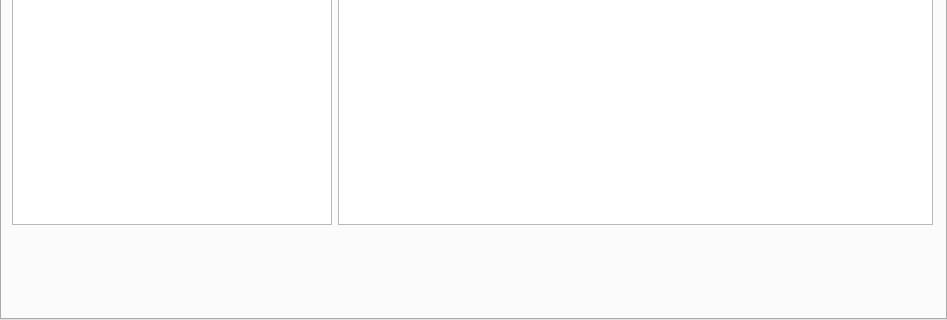
Above: tabwidget.ui from Lamzin/math-modeling before the change; both pictures show x 0 to 947 and y 262 to 582 of the 947 by 582 pixel window. Below: the same form after it.
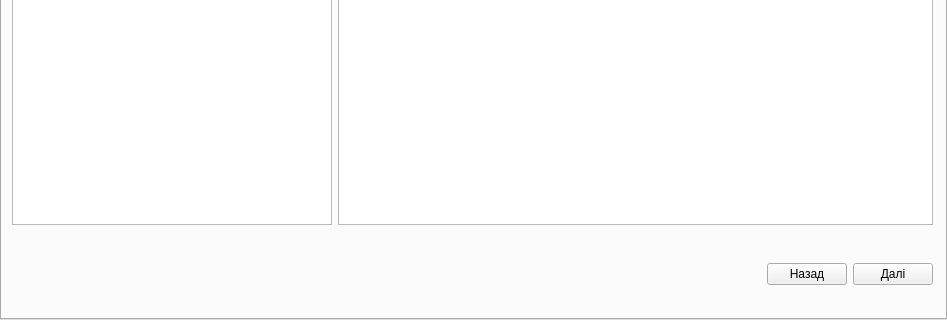
That is the form after the change. The open tabs and pages were chosen to show the change.

Commit message: screen 2: add next, prev buttons

What changed in the file:
```diff
--- a/tabwidget.ui
+++ b/tabwidget.ui
@@ -245,6 +245,45 @@
      </item>
     </layout>
    </widget>
+   <widget class="QWidget" name="horizontalLayoutWidget_3">
+    <property name="geometry">
+     <rect>
+      <x>10</x>
+      <y>480</y>
+      <width>921</width>
+      <height>61</height>
+     </rect>
+    </property>
+    <layout class="QHBoxLayout" name="horizontalLayout_3">
+     <item>
+      <spacer name="horizontalSpacer_2">
+       <property name="orientation">
+        <enum>Qt::Horizontal</enum>
+       </property>
+       <property name="sizeHint" stdset="0">
+        <size>
+         <width>40</width>
+         <height>20</height>
+        </size>
+       </property>
+      </spacer>
+     </item>
+     <item>
+      <widget class="QPushButton" name="tab3_button_prev">
+       <property name="text">
+        <string>Назад</string>
+       </property>
+      </widget>
+     </item>
+     <item>
+      <widget class="QPushButton" name="tab2_button_next">
+       <property name="text">
+        <string>Далі</string>
+       </property>
+      </widget>
+     </item>
+    </layout>
+   </widget>
   </widget>
   <widget class="QWidget" name="tab3">
    <attribute name="title">
```
Left out of the diff: 2 changed lines with no effect on the pictures. The commit also changes 1 other file.
